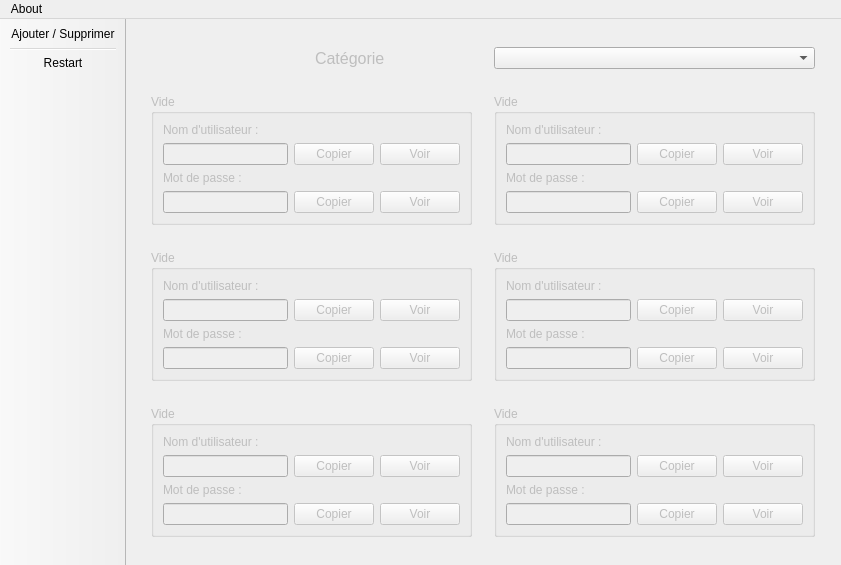
The window that mainwindow.ui (AntoineNEBOUT/MyPassword) describes before a commit, drawn with Qt 5.
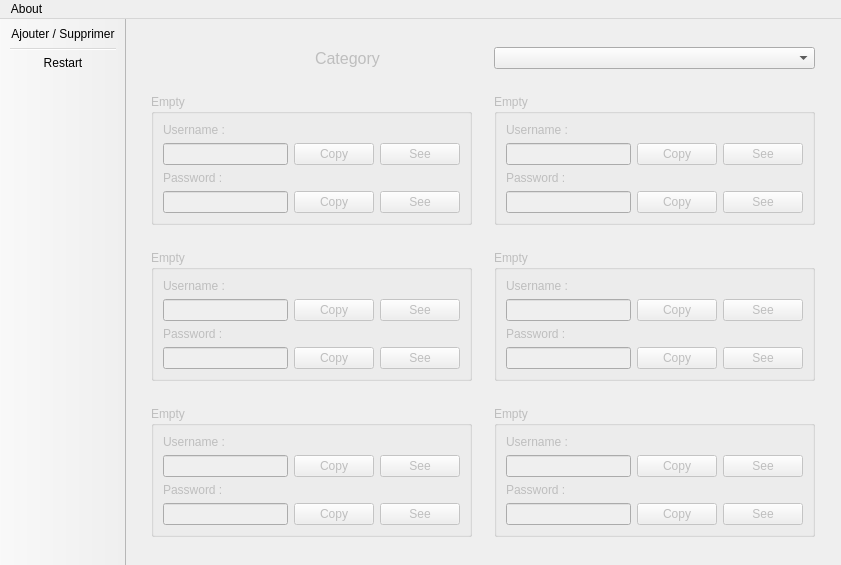
The same window after the commit.

Patch:
```diff
--- a/mainwindow.ui
+++ b/mainwindow.ui
@@ -48,7 +48,7 @@
        </size>
       </property>
       <property name="title">
-       <string>Vide</string>
+       <string>Empty</string>
       </property>
       <layout class="QGridLayout" name="gridLayout">
        <item row="1" column="0">
@@ -67,14 +67,14 @@
        <item row="0" column="0">
         <widget class="QLabel" name="labelUserName">
          <property name="text">
-          <string>Nom d'utilisateur :</string>
+          <string>Username :</string>
          </property>
         </widget>
        </item>
        <item row="2" column="0">
         <widget class="QLabel" name="labelPassword">
          <property name="text">
-          <string>Mot de passe :</string>
+          <string>Password :</string>
          </property>
         </widget>
        </item>
@@ -91,28 +91,28 @@
        <item row="1" column="1">
         <widget class="QPushButton" name="buttonCopyUserName">
          <property name="text">
-          <string>Copier</string>
+          <string>Copy</string>
          </property>
         </widget>
        </item>
        <item row="3" column="2">
         <widget class="QPushButton" name="buttonSeePassword">
          <property name="text">
-          <string>Voir</string>
+          <string>See</string>
          </property>
         </widget>
        </item>
        <item row="3" column="1">
         <widget class="QPushButton" name="buttonCopyPassword">
          <property name="text">
-          <string>Copier</string>
+          <string>Copy</string>
          </property>
         </widget>
        </item>
        <item row="1" column="2">
         <widget class="QPushButton" name="buttonSeeUserName">
          <property name="text">
-          <string>Voir</string>
+          <string>See</string>
          </property>
         </widget>
        </item>
@@ -137,7 +137,7 @@
        </size>
       </property>
       <property name="title">
-       <string>Vide</string>
+       <string>Empty</string>
       </property>
       <layout class="QGridLayout" name="gridLayout_4">
        <item row="1" column="0">
@@ -153,14 +153,14 @@
        <item row="0" column="0">
         <widget class="QLabel" name="labelUserName_4">
          <property name="text">
-          <string>Nom d'utilisateur :</string>
+          <string>Username :</string>
          </property>
         </widget>
        </item>
        <item row="2" column="0">
         <widget class="QLabel" name="labelPassword_4">
          <property name="text">
-          <string>Mot de passe :</string>
+          <string>Password :</string>
          </property>
         </widget>
        </item>
@@ -177,28 +177,28 @@
        <item row="1" column="1">
         <widget class="QPushButton" name="buttonCopyUserName_4">
          <property name="text">
-          <string>Copier</string>
+          <string>Copy</string>
          </property>
         </widget>
        </item>
        <item row="3" column="2">
         <widget class="QPushButton" name="buttonSeePassword_4">
          <property name="text">
-          <string>Voir</string>
+          <string>See</string>
          </property>
         </widget>
        </item>
        <item row="3" column="1">
         <widget class="QPushButton" name="buttonCopyPassword_4">
          <property name="text">
-          <string>Copier</string>
+          <string>Copy</string>
          </property>
         </widget>
        </item>
        <item row="1" column="2">
         <widget class="QPushButton" name="buttonSeeUserName_4">
          <property name="text">
-          <string>Voir</string>
+          <string>See</string>
          </property>
         </widget>
        </item>
@@ -223,7 +223,7 @@
        </size>
       </property>
       <property name="title">
-       <string>Vide</string>
+       <string>Empty</string>
       </property>
       <layout class="QGridLayout" name="gridLayout_5">
        <item row="1" column="0">
@@ -239,14 +239,14 @@
        <item row="0" column="0">
         <widget class="QLabel" name="labelUserName_5">
          <property name="text">
-          <string>Nom d'utilisateur :</string>
+          <string>Username :</string>
          </property>
         </widget>
        </item>
        <item row="2" column="0">
         <widget class="QLabel" name="labelPassword_5">
          <property name="text">
-          <string>Mot de passe :</string>
+          <string>Password :</string>
          </property>
         </widget>
        </item>
@@ -263,28 +263,28 @@
        <item row="1" column="1">
         <widget class="QPushButton" name="buttonCopyUserName_5">
          <property name="text">
-          <string>Copier</string>
+          <string>Copy</string>
          </property>
         </widget>
        </item>
        <item row="3" column="2">
         <widget class="QPushButton" name="buttonSeePassword_5">
          <property name="text">
-          <string>Voir</string>
+          <string>See</string>
          </property>
         </widget>
        </item>
        <item row="3" column="1">
         <widget class="QPushButton" name="buttonCopyPassword_5">
          <property name="text">
-          <string>Copier</string>
+          <string>Copy</string>
          </property>
         </widget>
        </item>
        <item row="1" column="2">
         <widget class="QPushButton" name="buttonSeeUserName_5">
          <property name="text">
-          <string>Voir</string>
+          <string>See</string>
          </property>
         </widget>
        </item>
@@ -309,7 +309,7 @@
        </size>
       </property>
       <property name="title">
-       <string>Vide</string>
+       <string>Empty</string>
       </property>
       <layout class="QGridLayout" name="gridLayout_3">
        <item row="1" column="0">
@@ -325,14 +325,14 @@
        <item row="0" column="0">
         <widget class="QLabel" name="labelUserName_3">
          <property name="text">
-          <string>Nom d'utilisateur :</string>
+          <string>Username :</string>
          </property>
         </widget>
        </item>
        <item row="2" column="0">
         <widget class="QLabel" name="labelPassword_3">
          <property name="text">
-          <string>Mot de passe :</string>
+          <string>Password :</string>
          </property>
         </widget>
        </item>
@@ -349,28 +349,28 @@
        <item row="1" column="1">
         <widget class="QPushButton" name="buttonCopyUserName_3">
          <property name="text">
-          <string>Copier</string>
+          <string>Copy</string>
          </property>
         </widget>
        </item>
        <item row="3" column="2">
         <widget class="QPushButton" name="buttonSeePassword_3">
          <property name="text">
-          <string>Voir</string>
+          <string>See</string>
          </property>
         </widget>
        </item>
        <item row="3" column="1">
         <widget class="QPushButton" name="buttonCopyPassword_3">
          <property name="text">
-          <string>Copier</string>
+          <string>Copy</string>
          </property>
         </widget>
        </item>
        <item row="1" column="2">
         <widget class="QPushButton" name="buttonSeeUserName_3">
          <property name="text">
-          <string>Voir</string>
+          <string>See</string>
          </property>
         </widget>
        </item>
@@ -395,7 +395,7 @@
        </size>
       </property>
       <property name="title">
-       <string>Vide</string>
+       <string>Empty</string>
       </property>
       <layout class="QGridLayout" name="gridLayout_2">
        <item row="1" column="0">
@@ -411,14 +411,14 @@
        <item row="0" column="0">
         <widget class="QLabel" name="labelUserName_2">
          <property name="text">
-          <string>Nom d'utilisateur :</string>
+          <string>Username :</string>
          </property>
         </widget>
        </item>
        <item row="2" column="0">
         <widget class="QLabel" name="labelPassword_2">
          <property name="text">
-          <string>Mot de passe :</string>
+          <string>Password :</string>
          </property>
         </widget>
        </item>
@@ -435,28 +435,28 @@
        <item row="1" column="1">
         <widget class="QPushButton" name="buttonCopyUserName_2">
          <property name="text">
-          <string>Copier</string>
+          <string>Copy</string>
          </property>
         </widget>
        </item>
        <item row="3" column="2">
         <widget class="QPushButton" name="buttonSeePassword_2">
          <property name="text">
-          <string>Voir</string>
+          <string>See</string>
          </property>
         </widget>
        </item>
        <item row="3" column="1">
         <widget class="QPushButton" name="buttonCopyPassword_2">
          <property name="text">
-          <string>Copier</string>
+          <string>Copy</string>
          </property>
         </widget>
        </item>
        <item row="1" column="2">
         <widget class="QPushButton" name="buttonSeeUserName_2">
          <property name="text">
-          <string>Voir</string>
+          <string>See</string>
          </property>
         </widget>
        </item>
@@ -481,7 +481,7 @@
        </size>
       </property>
       <property name="title">
-       <string>Vide</string>
+       <string>Empty</string>
       </property>
       <layout class="QGridLayout" name="gridLayout_6">
        <item row="1" column="0">
@@ -497,14 +497,14 @@
        <item row="0" column="0">
         <widget class="QLabel" name="labelUserName_6">
          <property name="text">
-          <string>Nom d'utilisateur :</string>
+          <string>Username :</string>
          </property>
         </widget>
        </item>
        <item row="2" column="0">
         <widget class="QLabel" name="labelPassword_6">
          <property name="text">
-          <string>Mot de passe :</string>
+          <string>Password :</string>
          </property>
         </widget>
        </item>
@@ -521,28 +521,28 @@
        <item row="1" column="1">
         <widget class="QPushButton" name="buttonCopyUserName_6">
          <property name="text">
-          <string>Copier</string>
+          <string>Copy</string>
          </property>
         </widget>
        </item>
        <item row="3" column="2">
         <widget class="QPushButton" name="buttonSeePassword_6">
          <property name="text">
-          <string>Voir</string>
+          <string>See</string>
          </property>
         </widget>
        </item>
        <item row="3" column="1">
         <widget class="QPushButton" name="buttonCopyPassword_6">
          <property name="text">
-          <string>Copier</string>
+          <string>Copy</string>
          </property>
         </widget>
        </item>
        <item row="1" column="2">
         <widget class="QPushButton" name="buttonSeeUserName_6">
          <property name="text">
-          <string>Voir</string>
+          <string>See</string>
          </property>
         </widget>
        </item>
@@ -575,7 +575,7 @@
          </font>
         </property>
         <property name="text">
-         <string>Catégorie</string>
+         <string>Category</string>
         </property>
        </widget>
       </item>
```
Left out of the diff: 2 changed lines with no effect on the pictures.
